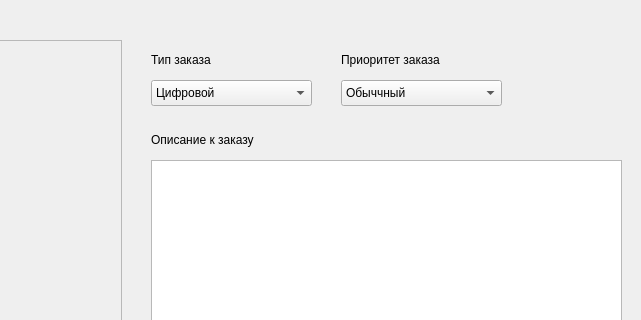
Old version of the form createorderdialog.ui in the repository Yagiar/OrderManagementSystem; both pictures show x 309 to 950 and y 0 to 320 of the 950 by 637 pixel window.
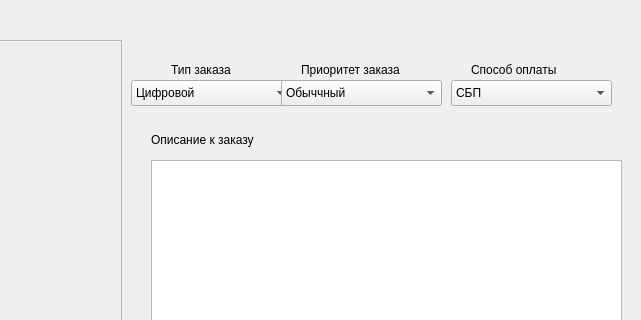
New version of the form.

```diff
--- a/createorderdialog.ui
+++ b/createorderdialog.ui
@@ -39,7 +39,7 @@
   <widget class="QComboBox" name="comboBoxTypeOrder">
    <property name="geometry">
     <rect>
-     <x>460</x>
+     <x>440</x>
      <y>80</y>
      <width>161</width>
      <height>26</height>
@@ -59,9 +59,9 @@
   <widget class="QLabel" name="label">
    <property name="geometry">
     <rect>
-     <x>460</x>
-     <y>50</y>
-     <width>161</width>
+     <x>480</x>
+     <y>60</y>
+     <width>71</width>
      <height>20</height>
     </rect>
    </property>
@@ -72,9 +72,9 @@
   <widget class="QLabel" name="label_2">
    <property name="geometry">
     <rect>
-     <x>650</x>
-     <y>50</y>
-     <width>161</width>
+     <x>610</x>
+     <y>60</y>
+     <width>121</width>
      <height>20</height>
     </rect>
    </property>
@@ -85,7 +85,7 @@
   <widget class="QComboBox" name="comboBoxPriorityOrder">
    <property name="geometry">
     <rect>
-     <x>650</x>
+     <x>590</x>
      <y>80</y>
      <width>161</width>
      <height>26</height>
@@ -143,6 +143,44 @@
     <string>Перейти к оплате</string>
    </property>
   </widget>
+  <widget class="QComboBox" name="comboBoxPaymentSystem">
+   <property name="geometry">
+    <rect>
+     <x>760</x>
+     <y>80</y>
+     <width>161</width>
+     <height>26</height>
+    </rect>
+   </property>
+   <item>
+    <property name="text">
+     <string>СБП</string>
+    </property>
+   </item>
+   <item>
+    <property name="text">
+     <string>СБЕР</string>
+    </property>
+   </item>
+   <item>
+    <property name="text">
+     <string>ЯНДЕКС</string>
+    </property>
+   </item>
+  </widget>
+  <widget class="QLabel" name="label_4">
+   <property name="geometry">
+    <rect>
+     <x>780</x>
+     <y>60</y>
+     <width>121</width>
+     <height>20</height>
+    </rect>
+   </property>
+   <property name="text">
+    <string>Способ оплаты</string>
+   </property>
+  </widget>
  </widget>
  <resources/>
  <connections/>
```
